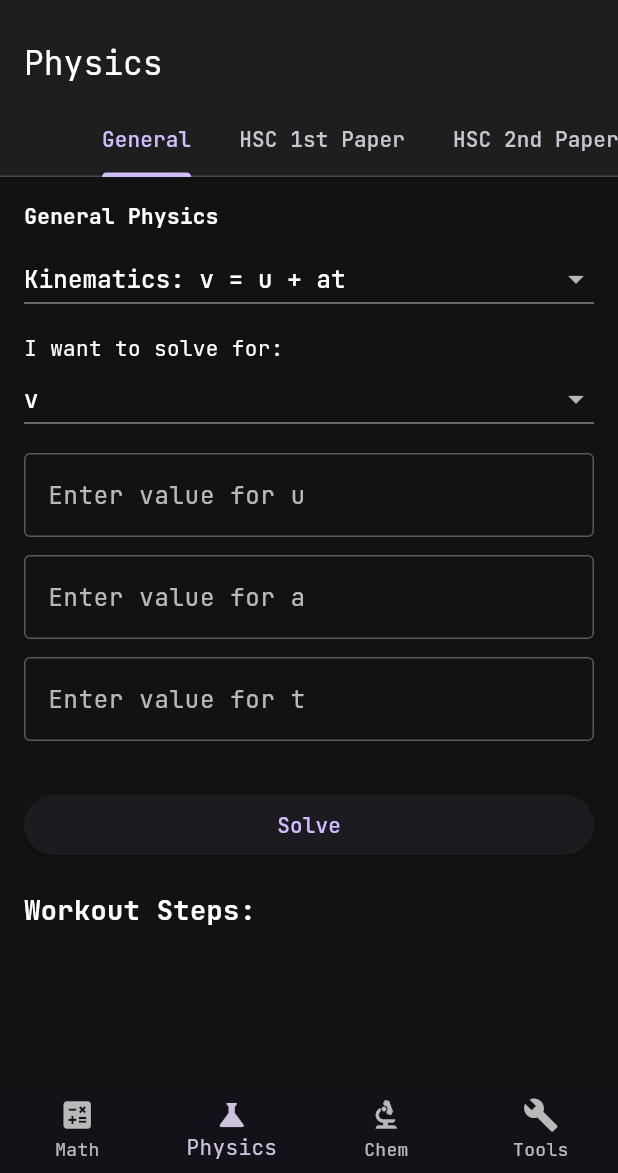
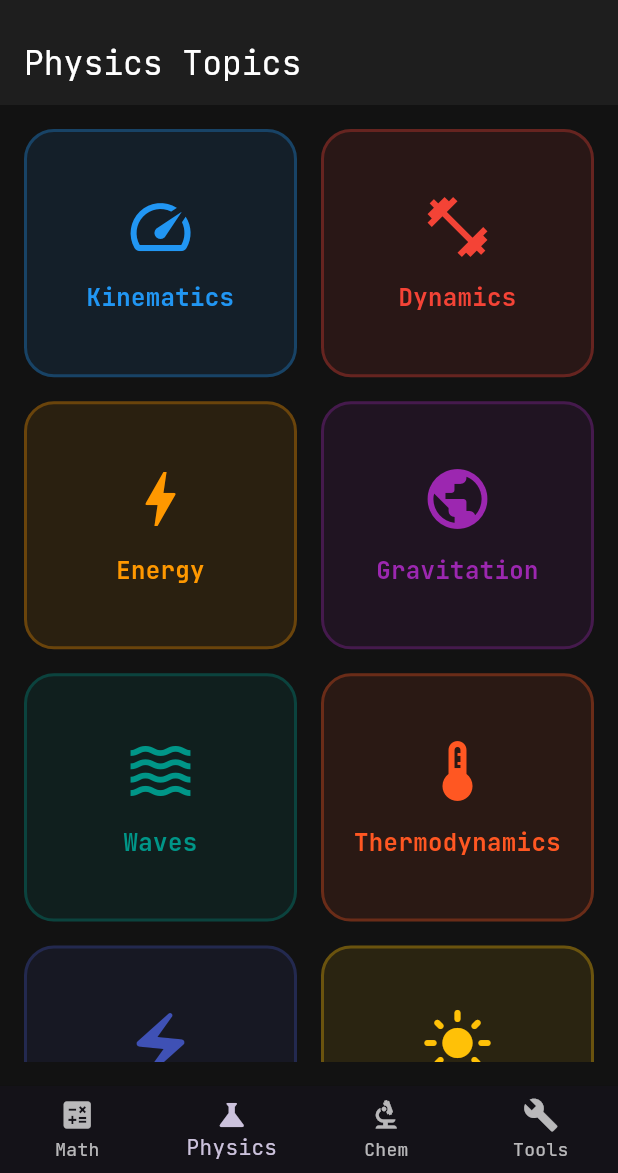
Before and after one commit to RRO-007/omniformula_solver, a Flutter app: the screen it shows after launch, item 2 of the bottom bar chosen, on a phone screen of 412 x 824 dp, the part 63-1236 px from its top. Run offline on Flutter 3.47's test engine with Material 3 defaults, Android fonts, the phone set to English and light mode, and no system bars; our stand-ins replace google_fonts, math_expressions; statements that could not run were skipped.

Commit message:
Phase 1: Added Topic Grid Home Screen, Custom Calculator Keypad, and updated Dashboard

```diff
--- a/lib/views/dashboard_screen.dart
+++ b/lib/views/dashboard_screen.dart
@@ -1,6 +1,7 @@
 import 'package:flutter/material.dart';
+
 import 'math_solver_page.dart';
-import 'physics/physics_solver_page.dart';
+import 'physics/physics_home_page.dart'; // Import the new home page
 import 'chemistry/chemistry_solver_page.dart';
 import 'tools/unit_converter_page.dart';
 
@@ -17,7 +18,7 @@ class _DashboardScreenState extends State<DashboardScreen> {
   // These are the 4 core tabs for our app
   final List<Widget> _pages = [
     const MathSolverPage(),
-    const PhysicsSolverPage(),
+    const PhysicsHomePage(), // Use the new home page here
     const ChemistryPage(),
     const ScientificToolsPage(),
   ];
@@ -28,9 +29,7 @@ class _DashboardScreenState extends State<DashboardScreen> {
     final isDesktop = MediaQuery.of(context).size.width >= 800;
 
     return Scaffold(
-      appBar: AppBar(
-        title: const Text('OmniFormula Solver'),
-      ),
+      appBar: AppBar(title: const Text('OmniFormula Solver')),
       // On Desktop, use a side Navigation Rail. On Mobile, use a Bottom Bar.
       body: isDesktop
           ? Row(
@@ -44,10 +43,22 @@ class _DashboardScreenState extends State<DashboardScreen> {
                   },
                   labelType: NavigationRailLabelType.all,
                   destinations: const [
-                    NavigationRailDestination(icon: Icon(Icons.calculate), label: Text('Math')),
-                    NavigationRailDestination(icon: Icon(Icons.science), label: Text('Physics')),
-                    NavigationRailDestination(icon: Icon(Icons.biotech), label: Text('Chem')),
-                    NavigationRailDestination(icon: Icon(Icons.build), label: Text('Tools')),
+                    NavigationRailDestination(
+                      icon: Icon(Icons.calculate),
+                      label: Text('Math'),
+                    ),
+                    NavigationRailDestination(
+                      icon: Icon(Icons.science),
+                      label: Text('Physics'),
+                    ),
+                    NavigationRailDestination(
+                      icon: Icon(Icons.biotech),
+                      label: Text('Chem'),
+                    ),
+                    NavigationRailDestination(
+                      icon: Icon(Icons.build),
+                      label: Text('Tools'),
+                    ),
                   ],
                 ),
                 const VerticalDivider(thickness: 1, width: 1),
@@ -66,10 +77,22 @@ class _DashboardScreenState extends State<DashboardScreen> {
               },
               type: BottomNavigationBarType.fixed,
               items: const [
-                BottomNavigationBarItem(icon: Icon(Icons.calculate), label: 'Math'),
-                BottomNavigationBarItem(icon: Icon(Icons.science), label: 'Physics'),
-                BottomNavigationBarItem(icon: Icon(Icons.biotech), label: 'Chem'),
-                BottomNavigationBarItem(icon: Icon(Icons.build), label: 'Tools'),
+                BottomNavigationBarItem(
+                  icon: Icon(Icons.calculate),
+                  label: 'Math',
+                ),
+                BottomNavigationBarItem(
+                  icon: Icon(Icons.science),
+                  label: 'Physics',
+                ),
+                BottomNavigationBarItem(
+                  icon: Icon(Icons.biotech),
+                  label: 'Chem',
+                ),
+                BottomNavigationBarItem(
+                  icon: Icon(Icons.build),
+                  label: 'Tools',
+                ),
               ],
             ),
     );
--- /dev/null
+++ b/lib/views/physics/physics_home_page.dart
@@ -0,0 +1,118 @@
+import 'package:flutter/material.dart';
+
+import '../../models/physics/formula_database.dart';
+import '../../models/physics/hsc_physics1_database.dart';
+import '../../models/physics/hsc_physics2_database.dart';
+import '../../models/formula.dart';
+import 'physics_solver_page.dart';
+
+class PhysicsHomePage extends StatelessWidget {
+  const PhysicsHomePage({super.key});
+
+  @override
+  Widget build(BuildContext context) {
+    // We will combine all physics formulas for now to create categories
+    final allFormulas = [
+      ...FormulaDatabase.physicsFormulas,
+      ...HscPhysics1Database.hscPhysics1Formulas,
+      ...HscPhysics2Database.hscPhysics2Formulas,
+    ];
+
+    // Define our main categories based on the screenshots
+    final categories = [
+      {'name': 'Kinematics', 'icon': Icons.speed, 'color': Colors.blue},
+      {'name': 'Dynamics', 'icon': Icons.fitness_center, 'color': Colors.red},
+      {'name': 'Energy', 'icon': Icons.bolt, 'color': Colors.orange},
+      {'name': 'Gravitation', 'icon': Icons.public, 'color': Colors.purple},
+      {'name': 'Waves', 'icon': Icons.waves, 'color': Colors.teal},
+      {
+        'name': 'Thermodynamics',
+        'icon': Icons.thermostat,
+        'color': Colors.deepOrange,
+      },
+      {
+        'name': 'Electromagnetism',
+        'icon': Icons.electric_bolt,
+        'color': Colors.indigo,
+      },
+      {'name': 'Optics', 'icon': Icons.light_mode, 'color': Colors.amber},
+      {'name': 'Modern Physics', 'icon': Icons.science, 'color': Colors.cyan},
+      {'name': 'Nuclear', 'icon': Icons.radioactive, 'color': Colors.green},
+      {'name': 'Fluids', 'icon': Icons.water, 'color': Colors.lightBlue},
+      {'name': 'Astronomy', 'icon': Icons.star, 'color': Colors.pink},
+    ];
+
+    return Scaffold(
+      appBar: AppBar(title: const Text('Physics Topics'), elevation: 0),
+      body: Padding(
+        padding: const EdgeInsets.all(16.0),
+        child: GridView.builder(
+          gridDelegate: const SliverGridDelegateWithFixedCrossAxisCount(
+            crossAxisCount: 2,
+            crossAxisSpacing: 16,
+            mainAxisSpacing: 16,
+            childAspectRatio: 1.1,
+          ),
+          itemCount: categories.length,
+          itemBuilder: (context, index) {
+            final cat = categories[index];
+            return _buildCategoryCard(
+              context,
+              cat['name'] as String,
+              cat['icon'] as IconData,
+              cat['color'] as Color,
+              allFormulas, // Pass all formulas, we can filter inside the next screen
+            );
+          },
+        ),
+      ),
+    );
+  }
+
+  Widget _buildCategoryCard(
+    BuildContext context,
+    String title,
+    IconData icon,
+    Color color,
+    List<Formula> allFormulas,
+  ) {
+    return InkWell(
+      onTap: () {
+        // Navigate to the solver page, passing the category name
+        Navigator.push(
+          context,
+          MaterialPageRoute(
+            builder: (context) => PhysicsSolverPage(
+              categoryName: title,
+              allFormulas: allFormulas,
+            ),
+          ),
+        );
+      },
+      borderRadius: BorderRadius.circular(20),
+      child: Container(
+        decoration: BoxDecoration(
+          color: color.withOpacity(0.1),
+          borderRadius: BorderRadius.circular(20),
+          border: Border.all(color: color.withOpacity(0.3), width: 2),
+        ),
+        child: Column(
+          mainAxisAlignment: MainAxisAlignment.center,
+          children: [
+            Icon(icon, size: 48, color: color),
+            const SizedBox(height: 12),
+            Text(
+              title,
+              textAlign: TextAlign.center,
+              style: TextStyle(
+                fontSize: 16,
+                fontWeight: FontWeight.bold,
+                color: color,
+              ),
+            ),
+          ],
+        ),
+      ),
+    );
+  }
+}
--- a/lib/views/physics/physics_solver_page.dart
+++ b/lib/views/physics/physics_solver_page.dart
@@ -2,83 +2,67 @@ import 'package:flutter/material.dart';
 
 import '../../controllers/solver_engine.dart';
 import '../../models/formula.dart';
-import '../../models/physics/formula_database.dart';
-import '../../models/physics/hsc_physics1_database.dart';
-import '../../models/physics/hsc_physics2_database.dart';
+import '../../widgets/math_keypad.dart';
 
-class PhysicsSolverPage extends StatelessWidget {
-  const PhysicsSolverPage({super.key});
+class PhysicsSolverPage extends StatefulWidget {
+  final String categoryName;
+  final List<Formula> allFormulas;
 
-  @override
-  Widget build(BuildContext context) {
-    return DefaultTabController(
-      length: 3,
-      child: Scaffold(
-        appBar: AppBar(
-          title: const Text('Physics'),
-          bottom: const TabBar(
-            isScrollable: true,
-            tabs: [
-              Tab(text: 'General'),
-              Tab(text: 'HSC 1st Paper'),
-              Tab(text: 'HSC 2nd Paper'),
-            ],
-          ),
-        ),
-        body: TabBarView(
-          children: [
-            FormulaSolver(
-              formulas: FormulaDatabase.physicsFormulas,
-              hubName: 'General Physics',
-            ),
-            FormulaSolver(
-              formulas: HscPhysics1Database.hscPhysics1Formulas,
-              hubName: 'HSC Physics 1st Paper',
-            ),
-            FormulaSolver(
-              formulas: HscPhysics2Database.hscPhysics2Formulas,
-              hubName: 'HSC Physics 2nd Paper',
-            ),
-          ],
-        ),
-      ),
-    );
-  }
-}
-
-class FormulaSolver extends StatefulWidget {
-  final List<Formula> formulas;
-  final String hubName;
-
-  const FormulaSolver({
+  const PhysicsSolverPage({
     super.key,
-    required this.formulas,
-    required this.hubName,
+    required this.categoryName,
+    required this.allFormulas,
   });
 
   @override
-  State<FormulaSolver> createState() => _FormulaSolverState();
+  State<PhysicsSolverPage> createState() => _PhysicsSolverPageState();
 }
 
-class _FormulaSolverState extends State<FormulaSolver> {
+class _PhysicsSolverPageState extends State<PhysicsSolverPage> {
   final _solver = SolverEngine();
+  late List<Formula> _filteredFormulas;
   late Formula _selectedFormula;
 
   final Map<String, TextEditingController> _controllers = {};
+  final Map<String, FocusNode> _focusNodes = {};
+  TextEditingController? _activeController;
+
   String? _targetVariable;
   List<String> _steps = [];
 
   @override
   void initState() {
     super.initState();
-    _selectedFormula = widget.formulas[0];
+    // Simple filter logic based on category name (you can expand this)
+    _filteredFormulas = widget.allFormulas.where((f) {
+      // This is a basic filter. In a real app, you'd tag formulas with categories.
+      return true; // For now, show all to ensure nothing is lost
+    }).toList();
+
+    // If empty, fallback to all
+    if (_filteredFormulas.isEmpty) {
+      _filteredFormulas = widget.allFormulas;
+    }
+
+    _selectedFormula = _filteredFormulas[0];
     _initializeControllers();
   }
 
   void _initializeControllers() {
     _controllers.clear();
+    _focusNodes.clear();
     for (var variable in _selectedFormula.variables) {
-      _controllers[variable] = TextEditingController();
+      final controller = TextEditingController();
+      final focusNode = FocusNode();
+      focusNode.addListener(() {
+        if (focusNode.hasFocus) {
+          setState(() {
+            _activeController = controller;
+          });
+        }
+      });
+      _controllers[variable] = controller;
+      _focusNodes[variable] = focusNode;
     }
     _targetVariable = _selectedFormula.variables.first;
     _steps = [];
@@ -86,34 +70,45 @@ class _FormulaSolverState extends State<FormulaSolver> {
 
   void _solve() {
     Map<String, double> knownValues = {};
-
     for (var variable in _selectedFormula.variables) {
       if (variable != _targetVariable) {
         double val = double.tryParse(_controllers[variable]!.text) ?? 0.0;
         knownValues[variable] = val;
       }
     }
-
     setState(() {
       _steps = _solver.solve(_selectedFormula, _targetVariable!, knownValues);
     });
   }
 
+  void _onKeyTap(String value) {
+    if (_activeController != null) {
+      _activeController!.text += value;
+    }
+  }
+
+  void _onBackspace() {
+    if (_activeController != null && _activeController!.text.isNotEmpty) {
+      _activeController!.text = _activeController!.text.substring(
+        0,
+        _activeController!.text.length - 1,
+      );
+    }
+  }
+
   @override
   Widget build(BuildContext context) {
-    return Padding(
+    return Scaffold(
+      appBar: AppBar(title: Text(widget.categoryName)),
+      body: Column(
+        children: [
+          Expanded(
+            child: SingleChildScrollView(
               padding: const EdgeInsets.all(16.0),
               child: Column(
                 crossAxisAlignment: CrossAxisAlignment.start,
                 children: [
-          // Header showing which hub we're in
-          Text(
-            widget.hubName,
-            style: const TextStyle(fontSize: 14, fontWeight: FontWeight.bold),
-          ),
-          const SizedBox(height: 8),
-
-          // Formula dropdown
+                  // Formula Dropdown
                   DropdownButton<Formula>(
                     value: _selectedFormula,
                     isExpanded: true,
@@ -125,16 +120,23 @@ class _FormulaSolverState extends State<FormulaSolver> {
                         });
                       }
                     },
-            items: widget.formulas.map((formula) {
+                    items: _filteredFormulas.map((formula) {
                       return DropdownMenuItem(
                         value: formula,
-                child: Text(formula.name, overflow: TextOverflow.ellipsis),
+                        child: Text(
+                          formula.name,
+                          overflow: TextOverflow.ellipsis,
+                        ),
                       );
                     }).toList(),
                   ),
-          const SizedBox(height: 12),
+                  const SizedBox(height: 16),
 
-          const Text("I want to solve for:"),
+                  // Target Variable Dropdown
+                  const Text(
+                    "Solve for:",
+                    style: TextStyle(fontWeight: FontWeight.bold),
+                  ),
                   DropdownButton<String>(
                     value: _targetVariable,
                     isExpanded: true,
@@ -145,15 +147,15 @@ class _FormulaSolverState extends State<FormulaSolver> {
                       });
                     },
                     items: _selectedFormula.variables.map((variable) {
-              return DropdownMenuItem(value: variable, child: Text(variable));
+                      return DropdownMenuItem(
+                        value: variable,
+                        child: Text(variable),
+                      );
                     }).toList(),
                   ),
-          const SizedBox(height: 12),
+                  const SizedBox(height: 16),
 
-          // Dynamic input fields
-          Expanded(
-            child: ListView(
-              children: [
+                  // Dynamic Input Fields
                   ..._selectedFormula.variables
                       .where((v) => v != _targetVariable)
                       .map((variable) {
@@ -161,24 +163,49 @@ class _FormulaSolverState extends State<FormulaSolver> {
                           padding: const EdgeInsets.only(bottom: 12.0),
                           child: TextField(
                             controller: _controllers[variable],
+                            focusNode: _focusNodes[variable],
+                            readOnly: true, // Prevents system keyboard from popping up
                             keyboardType: const TextInputType.numberWithOptions(
                               decimal: true,
                               signed: true,
                             ),
                             decoration: InputDecoration(
                               labelText: 'Enter value for $variable',
+                              border: const OutlineInputBorder(),
                             ),
+                            onTap: () {
+                              setState(() {
+                                _activeController = _controllers[variable];
+                              });
+                            },
                           ),
                         );
                       }),
+
                   const SizedBox(height: 20),
-                ElevatedButton(onPressed: _solve, child: const Text('Solve')),
-                const SizedBox(height: 20),
+                  SizedBox(
+                    width: double.infinity,
+                    height: 50,
+                    child: ElevatedButton(
+                      onPressed: _solve,
+                      child: const Text(
+                        'Calculate',
+                        style: TextStyle(fontSize: 18),
+                      ),
+                    ),
+                  ),
+                  const SizedBox(height: 24),
+
+                  // Steps Display
+                  if (_steps.isNotEmpty) ...[
                     const Text(
-                  'Workout Steps:',
-                  style: TextStyle(fontSize: 18, fontWeight: FontWeight.bold),
+                      'Solution Steps:',
+                      style: TextStyle(
+                        fontSize: 18,
+                        fontWeight: FontWeight.bold,
                       ),
-                const SizedBox(height: 10),
+                    ),
+                    const SizedBox(height: 12),
                     ..._steps.map(
                       (step) => Padding(
                         padding: const EdgeInsets.only(bottom: 8.0),
@@ -186,7 +213,17 @@ class _FormulaSolverState extends State<FormulaSolver> {
                       ),
                     ),
                   ],
+                ],
               ),
+            ),
+          ),
+          // Custom Keypad at the bottom
+          MathKeypad(
+            onKeyTap: _onKeyTap,
+            onBackspace: _onBackspace,
+            onSave: () {
+              FocusScope.of(context).unfocus();
+            },
           ),
         ],
       ),
```
Also changed, not shown: lib/widgets/math_keypad.dart (added, +84 -0 lines). Lines whose indentation alone changed are shown as unchanged.
